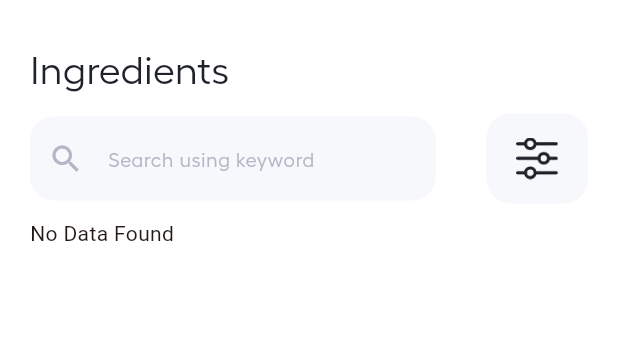
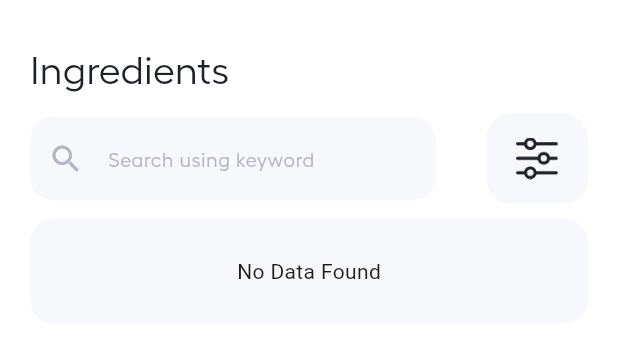
Before and after one commit to heba-T-Allah/recipe_provider, a Flutter app: the IngredientsScreen screen opened directly, on a phone screen of 412 x 824 dp, the part 53-391 px from its top. Run offline on Flutter 3.47's test engine with Material 3 defaults, Android fonts, the phone set to English and light mode, and no system bars; our stand-ins replace cached_network_image, carousel_slider, cloud_firestore, dots_indicator, file_picker, firebase_auth and 7 more; missing offline and left inert: flexible_grid_view, overlay_kit; accounts and stored records are empty.

Commit message:
no data flund widget and flexible toast message

```diff
--- a/lib/pages/favorite/favourite_screen.dart
+++ b/lib/pages/favorite/favourite_screen.dart
@@ -10,6 +10,7 @@ import '../../resources/values_manager.dart';
 import '../app_bar/my_app_bar.dart';
 import '../home/widgets/recommended_list.dart';
 import '../home/widgets/search_and_filter.dart';
+import '../widgets/no_data_found_widget.dart';
 
 class FavoriteScreen extends StatefulWidget {
   FavoriteScreen({super.key});
@@ -78,7 +79,7 @@ class _FavoriteScreenState extends State<FavoriteScreen> {
                     );
                   } else if (value.favRecipeList!.isEmpty) {
                     // If favRecipeList is empty, show "No Data Found" message
-                    return Text('No Data Found');
+                    return const NoDataFoundWidget();
                   } else {
                     // If favRecipeList has data, show the list of recommended recipes
                     return RecommendedRecipeList(
@@ -87,7 +88,7 @@ class _FavoriteScreenState extends State<FavoriteScreen> {
                   }else{
                      if (value.updatedRecipeList.isEmpty) {
                       // If favRecipeList is empty, show "No Data Found" message
-                      return Text('No Data Found');
+                      return const NoDataFoundWidget();
                     } else {
                       // If favRecipeList has data, show the list of recommended recipes
 
--- a/lib/pages/ingredients/ingredients_screen.dart
+++ b/lib/pages/ingredients/ingredients_screen.dart
@@ -12,6 +12,7 @@ import '../../resources/text_style.dart';
 import '../../resources/values_manager.dart';
 import '../app_bar/my_app_bar.dart';
 import '../home/widgets/search_and_filter.dart';
+import '../widgets/no_data_found_widget.dart';
 
 class IngredientsScreen extends StatefulWidget {
   IngredientsScreen({super.key});
@@ -30,7 +31,7 @@ class _IngredientsScreenState extends State<IngredientsScreen> {
   }
 
   init() async {
-    await Future.delayed(Duration(seconds: 1));
+    await Future.delayed(const Duration(seconds: 1));
     await Provider.of<IngredientsProvider>(context, listen: false)
         .getIngredients();
     Provider.of<IngredientsProvider>(context, listen: false).haveResult = false;
@@ -68,7 +69,7 @@ class _IngredientsScreenState extends State<IngredientsScreen> {
                       return Skeletonizer(
                           enabled: true, child: skeltonWidget());
                     } else if (ingredientsProvider.ingredientList!.isEmpty) {
-                      return Text('No Data Found');
+                      return const NoDataFoundWidget();
                     } else {
                       return listData(ingredientsProvider,
                           ingredientsProvider.ingredientList!);
@@ -82,7 +83,7 @@ class _IngredientsScreenState extends State<IngredientsScreen> {
                       );
                     } else if (ingredientsProvider
                         .searchResultIngredientList!.isEmpty) {
-                      return Text('No Data Found');
+                      return const NoDataFoundWidget();
                     } else {
                       return listData(ingredientsProvider,
                           ingredientsProvider.searchResultIngredientList!);
@@ -131,10 +132,10 @@ class _IngredientsScreenState extends State<IngredientsScreen> {
               CircleAvatar(
                 backgroundColor: ColorManager.backgroundGreyColor,
               ),
-              SizedBox(
+              const SizedBox(
                 width: 10,
               ),
-              Text("data")
+              const Text("data")
             ],
           ),
         );
--- /dev/null
+++ b/lib/pages/widgets/no_data_found_widget.dart
@@ -0,0 +1,26 @@
+
+
+import 'package:flutter/material.dart';
+
+import '../../resources/color_manager.dart';
+import '../../resources/values_manager.dart';
+
+class NoDataFoundWidget extends StatelessWidget {
+  const NoDataFoundWidget({
+    super.key,
+  });
+
+  @override
+  Widget build(BuildContext context) {
+    return Center(
+      child: Container(
+          width:MediaQuery.of(context).size.width ,
+          height: 70,
+          decoration: BoxDecoration(
+            color: ColorManager.backgroundGreyColor,
+            borderRadius: BorderRadius.circular(AppSize.s16),
+          ),
+          child: const Center(child: Text('No Data Found'))),
+    );
+  }
+}
```
Also changed, not shown: lib/pages/filter/filter_screen.dart (+21 -8 lines), lib/pages/filter/widgets/title_and_slider.dart (+15 -16 lines), lib/pages/recently_viewed/recently_viewed_screen.dart (+4 -3 lines), lib/pages/see_all_recipe/see_all_recipe_screen.dart (+10 -4 lines), lib/pages/settings/settings_screen.dart (+5 -5 lines), lib/pages/widgets/overlay_custom_toast.dart (+5 -2 lines), lib/providers/home_provider.dart (+27 -17 lines).
